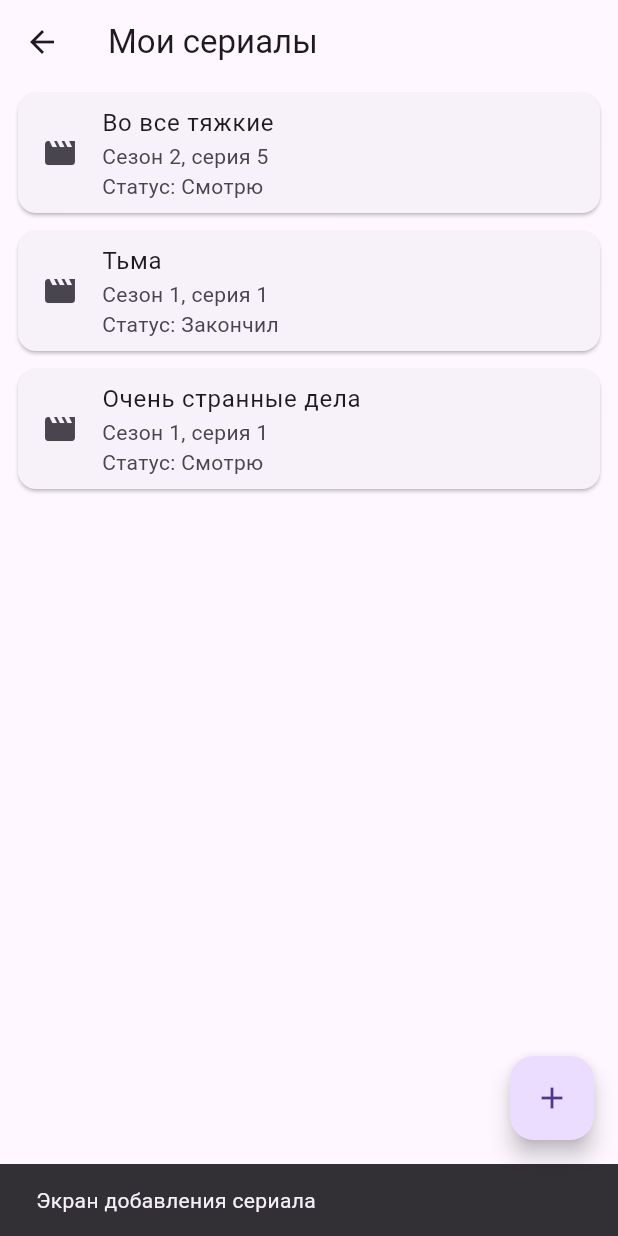
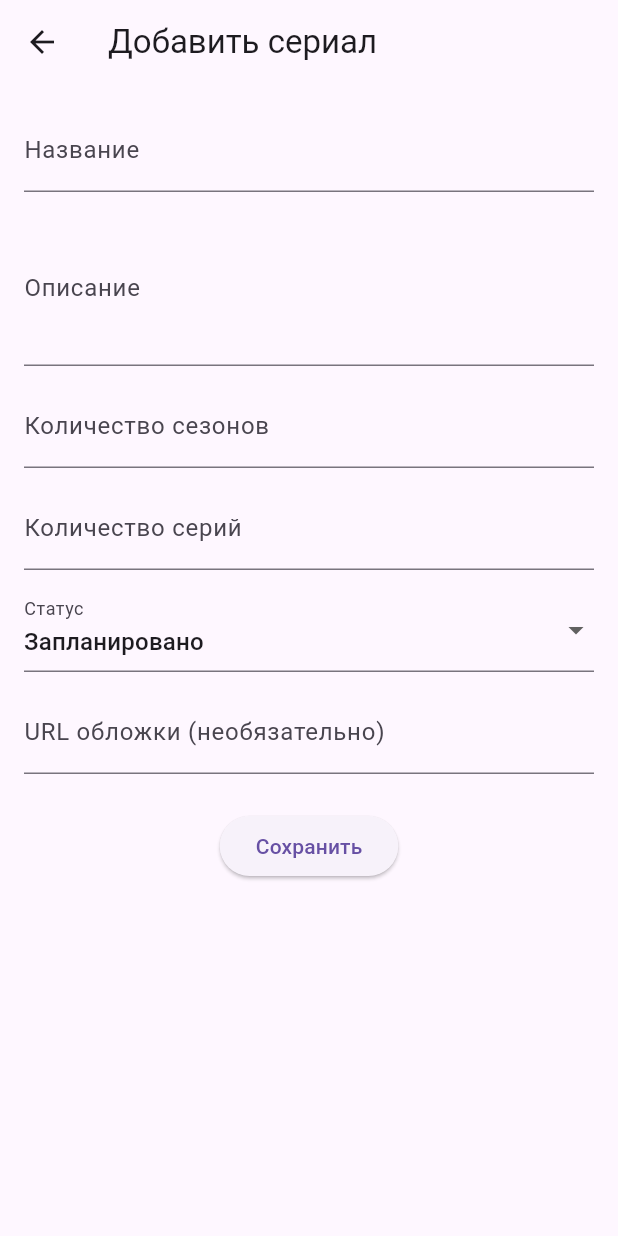
Before and after one commit to starArsonist/series-tracker, a Flutter app: the HomeScreen screen opened by its route, after a tap on the "add" icon, on a phone screen of 412 x 824 dp. Run offline on Flutter 3.47's test engine with Material 3 defaults, Android fonts, the phone set to English and light mode, and no system bars.

Commit message:
added series detail screen added series create screen

```diff
--- /dev/null
+++ b/series_tracker/lib/screens/add_series_screen.dart
@@ -0,0 +1,124 @@
+import 'package:flutter/material.dart';
+import '../models/series.dart';
+
+class AddSeriesScreen extends StatefulWidget {
+  const AddSeriesScreen({super.key});
+
+  @override
+  State<AddSeriesScreen> createState() => _AddSeriesScreenState();
+}
+
+class _AddSeriesScreenState extends State<AddSeriesScreen> {
+  final _titleController = TextEditingController();
+  final _descriptionController = TextEditingController();
+  final _seasonsController = TextEditingController();
+  final _episodesController = TextEditingController();
+  final _imageUrlController = TextEditingController();
+
+  SeriesStatus _status = SeriesStatus.planned;
+
+  void _saveSeries() {
+    if (_titleController.text.isEmpty ||
+        _descriptionController.text.isEmpty ||
+        _seasonsController.text.isEmpty ||
+        _episodesController.text.isEmpty) {
+      ScaffoldMessenger.of(context).showSnackBar(
+        const SnackBar(content: Text('Заполните все поля')),
+      );
+      return;
+    }
+
+    final newSeries = Series(
+      id: DateTime.now().toString(),
+      title: _titleController.text,
+      description: _descriptionController.text,
+      totalSeasons: int.parse(_seasonsController.text),
+      totalEpisodes: int.parse(_episodesController.text),
+      imageUrl:
+      _imageUrlController.text.isEmpty ? null : _imageUrlController.text,
+      status: _status,
+    );
+
+    Navigator.pop(context, newSeries);
+  }
+
+  @override
+  Widget build(BuildContext context) {
+    return Scaffold(
+      appBar: AppBar(
+        title: const Text('Добавить сериал'),
+      ),
+      body: SingleChildScrollView(
+        padding: const EdgeInsets.all(16),
+        child: Column(
+          children: [
+            TextField(
+              controller: _titleController,
+              decoration: const InputDecoration(labelText: 'Название'),
+            ),
+            const SizedBox(height: 12),
+            TextField(
+              controller: _descriptionController,
+              decoration: const InputDecoration(labelText: 'Описание'),
+              maxLines: 3,
+            ),
+            const SizedBox(height: 12),
+            TextField(
+              controller: _seasonsController,
+              decoration:
+              const InputDecoration(labelText: 'Количество сезонов'),
+              keyboardType: TextInputType.number,
+            ),
+            const SizedBox(height: 12),
+            TextField(
+              controller: _episodesController,
+              decoration:
+              const InputDecoration(labelText: 'Количество серий'),
+              keyboardType: TextInputType.number,
+            ),
+            const SizedBox(height: 12),
+            DropdownButtonFormField<SeriesStatus>(
+              value: _status,
+              decoration: const InputDecoration(labelText: 'Статус'),
+              items: const [
+                DropdownMenuItem(
+                  value: SeriesStatus.watching,
+                  child: Text('Смотрю'),
+                ),
+                DropdownMenuItem(
+                  value: SeriesStatus.completed,
+                  child: Text('Просмотрено'),
+                ),
+                DropdownMenuItem(
+                  value: SeriesStatus.planned,
+                  child: Text('Запланировано'),
+                ),
+                DropdownMenuItem(
+                  value: SeriesStatus.dropped,
+                  child: Text('Брошено'),
+                ),
+              ],
+              onChanged: (value) {
+                setState(() {
+                  _status = value!;
+                });
+              },
+            ),
+            const SizedBox(height: 12),
+            TextField(
+              controller: _imageUrlController,
+              decoration: const InputDecoration(
+                labelText: 'URL обложки (необязательно)',
+              ),
+            ),
+            const SizedBox(height: 24),
+            ElevatedButton(
+              onPressed: _saveSeries,
+              child: const Text('Сохранить'),
+            ),
+          ],
+        ),
+      ),
+    );
+  }
+}
--- a/series_tracker/lib/screens/home_screen.dart
+++ b/series_tracker/lib/screens/home_screen.dart
@@ -1,5 +1,7 @@
 import 'package:flutter/material.dart';
 import '../models/series.dart';
+import 'add_series_screen.dart';
+import 'series_detail_screen.dart';
 
 class HomeScreen extends StatefulWidget {
   const HomeScreen({super.key});
@@ -86,17 +88,31 @@ class _HomeScreenState extends State<HomeScreen> {
                 ],
               ),
               onTap: () {
-                // todo: переход к сериалу
+                Navigator.push(
+                  context,
+                  MaterialPageRoute(
+                    builder: (context) => SeriesDetailScreen(series: series),
+                  ),
+                );
               },
             ),
           );
         },
       ),
       floatingActionButton: FloatingActionButton(
-        onPressed: () {
-          ScaffoldMessenger.of(context).showSnackBar(
-            const SnackBar(content: Text('Экран добавления сериала')),
+        onPressed: () async {
+          final newSeries = await Navigator.push(
+            context,
+            MaterialPageRoute(
+              builder: (context) => const AddSeriesScreen(),
+            ),
           );
+
+          if (newSeries != null) {
+            setState(() {
+              _seriesList.add(newSeries);
+            });
+          }
         },
         child: const Icon(Icons.add),
       ),
```
Also changed, not shown: series_tracker/lib/screens/series_detail_screen.dart (added, +107 -0 lines).
